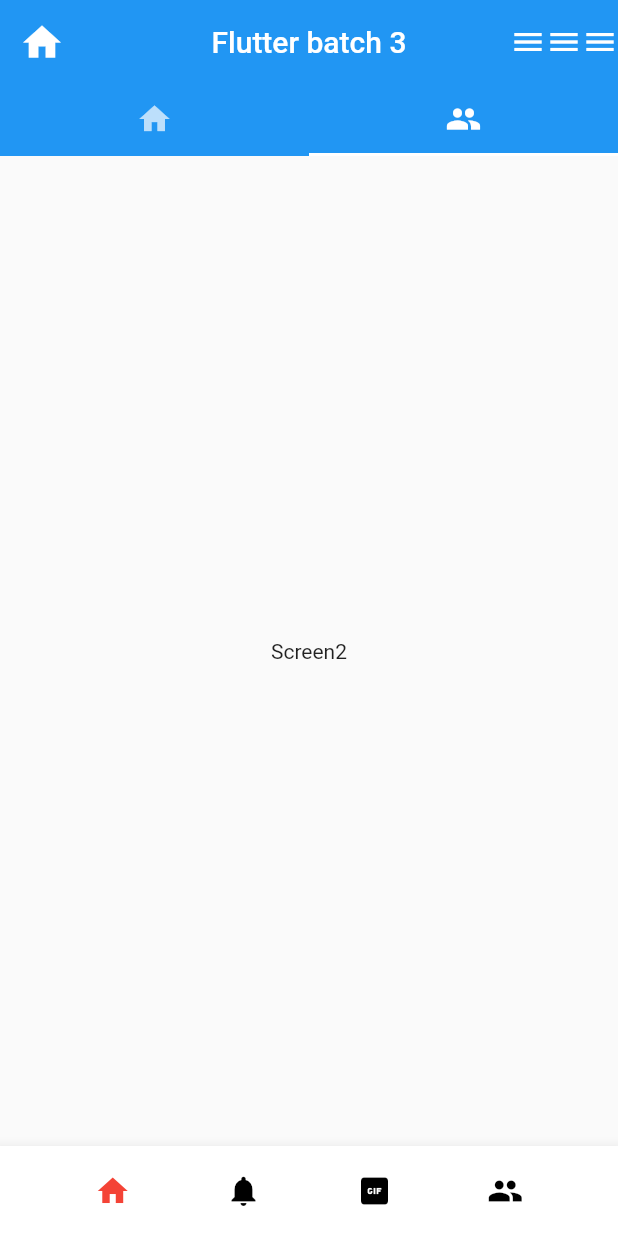
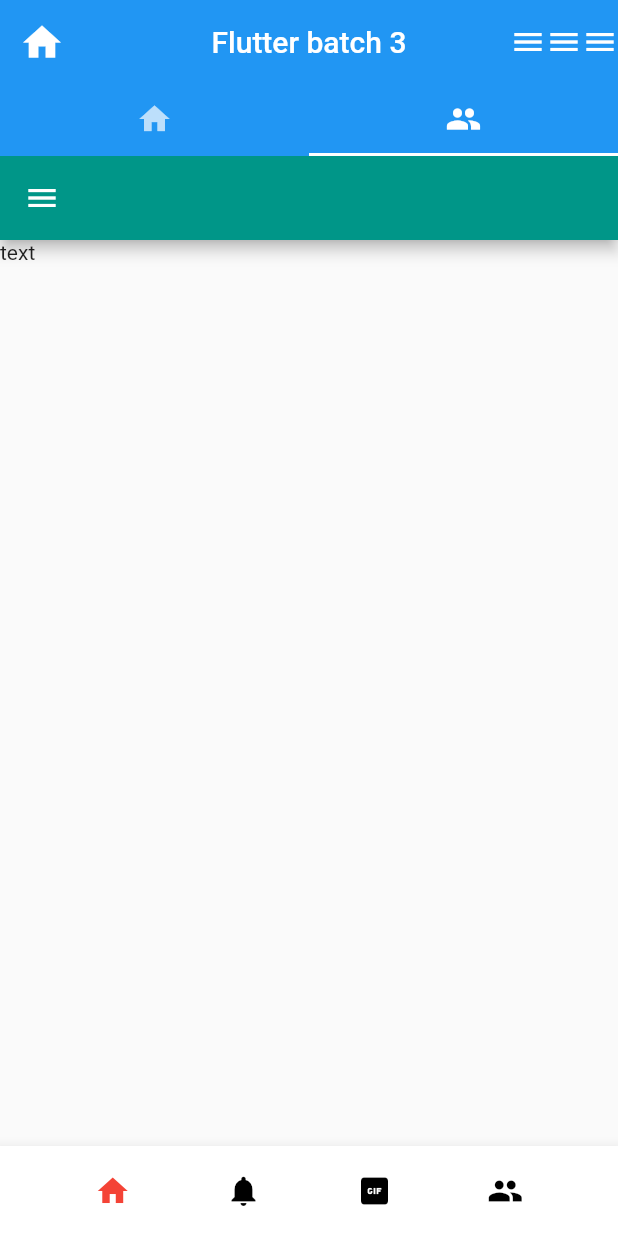
Before and after one commit to mdkhaledhassan/batch3-code, a Flutter app: the screen it shows after launch, tab 2 chosen, on a phone screen of 412 x 824 dp. Run offline on Flutter 3.47's test engine with Material 3 defaults, Android fonts, the phone set to English and light mode, and no system bars; our stand-ins replace google_fonts.

Commit message:
widget part 3

```diff
--- a/lib/screen1.dart
+++ b/lib/screen1.dart
@@ -1,5 +1,4 @@
 import 'package:flutter/material.dart';
-import 'package:flutter/widgets.dart';
 import 'widgets/custom_text_widget.dart';
 
 class Screen1 extends StatefulWidget {
--- a/lib/screen2.dart
+++ b/lib/screen2.dart
@@ -8,12 +8,84 @@ class Screen2 extends StatefulWidget {
 }
 
 class _Screen2State extends State<Screen2> {
+
+  final key = GlobalKey<ScaffoldState>();
   @override
   Widget build(BuildContext context) {
-    return const Scaffold(
-      body: Center(
-        child: Text('Screen2'),
+    return Scaffold(
+      key: key,
+      appBar: AppBar(
+        backgroundColor: Colors.teal,
+        leading: GestureDetector(
+          onTap: () {
+            key.currentState!.openDrawer();
+          },
+          child: Icon(Icons.menu)),
       ),
+      drawer: Drawer(
+        backgroundColor: Colors.teal,
+        width: 200,
+        child: Column(
+          children: [
+            Text('influxdev'),
+            Text('influxdev'),
+            Text('influxdev'),
+            Text('influxdev'),
+            Text('influxdev'),
+            Text('influxdev'),
+            Text('influxdev'),
+            SizedBox(
+              height: 20,
+            ),
+            Row(
+              mainAxisAlignment: MainAxisAlignment.center,
+              children: [
+                Icon(Icons.home),
+                SizedBox(
+                  width: 30,
+                ),
+                Icon(Icons.search)
+              ],
+            ),
+            SizedBox(
+              height: 30,
+            ),
+            ElevatedButton(onPressed: (){
+              key.currentState!.closeDrawer();
+            }, child: Text('Close'))
+          ],
+        ),
+      ),
+      body: Text('text')
+
+
+      //row widget
+
+      // Row(
+      //   mainAxisAlignment: MainAxisAlignment.spaceAround,
+      //   crossAxisAlignment: CrossAxisAlignment.end,
+      //   children: [
+      //     Icon(Icons.home),
+      //     Icon(Icons.menu),
+      //     Icon(Icons.search),
+      //     Icon(Icons.book),
+      //     Icon(Icons.people),
+      //   ],
+      // )
+
+      //column widget
+
+      // Column(
+      //   mainAxisAlignment: MainAxisAlignment.spaceEvenly,
+      //   crossAxisAlignment: CrossAxisAlignment.start,
+      //   children: [
+      //     Text('influxdev'),
+      //     Text('influxdevinfluxdev'),
+      //     Text('influxdevinfluxdevinfluxdev'),
+      //     Text('influxdevinfluxdevinfluxdevinfluxdev'),
+      //     Text('influxdevinfluxdevinfluxdevinfluxdevinfluxdev'),
+      //   ],
+      // ),
     );
   }
 }
```
